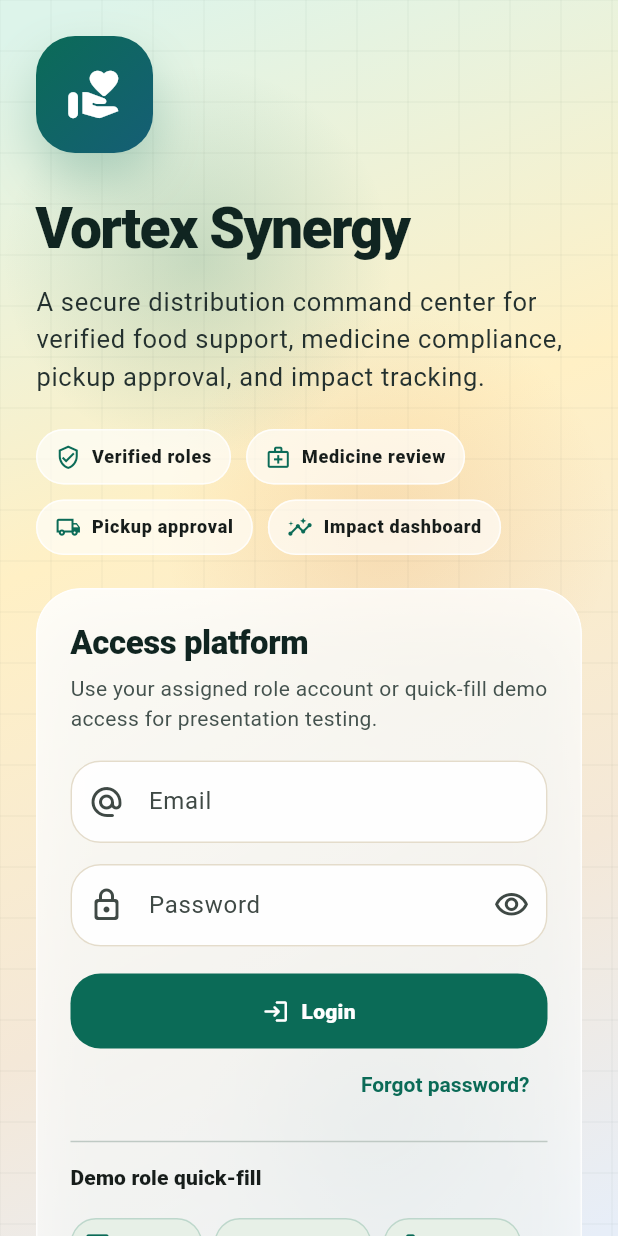
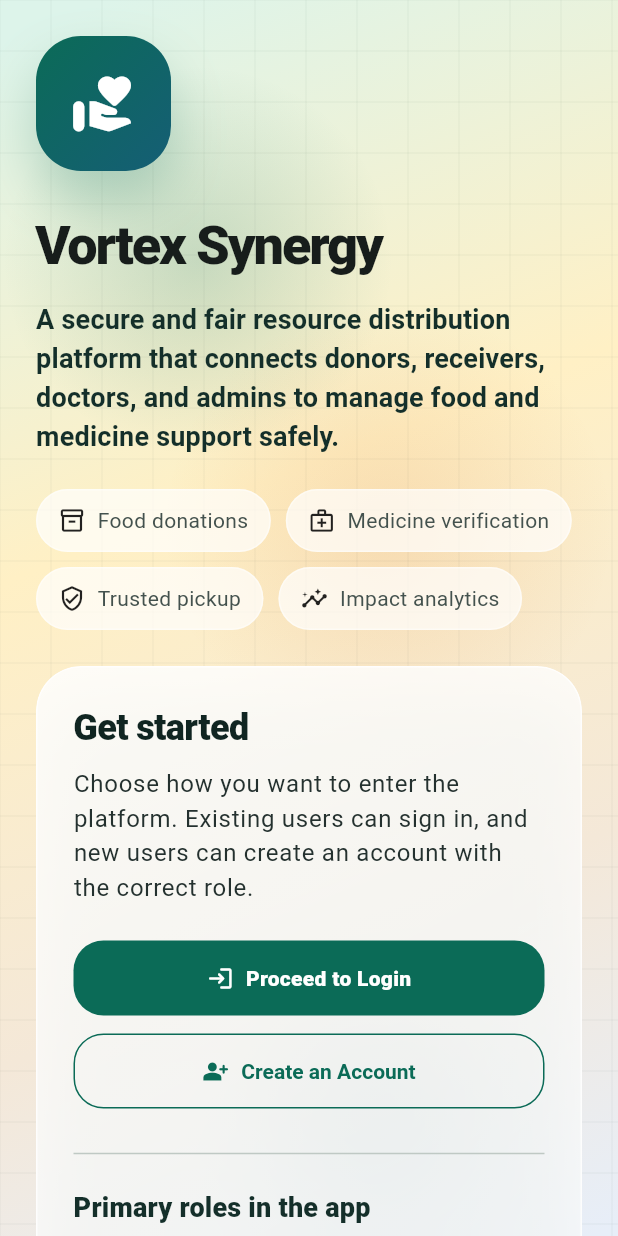
Before and after one commit to mohithgowda2829-gif/vortex-synergy, a Flutter app: the screen it shows after launch, on a phone screen of 412 x 824 dp. Run offline on Flutter 3.47's test engine with Material 3 defaults, Android fonts, the phone set to English and light mode, and no system bars; our stand-ins replace file_picker, share_plus, shared_preferences; missing offline and left inert: dart:html; accounts and stored records are empty; network calls fail.

Commit message:
Stabilize mobile login and landing flow

```diff
--- a/mobile/lib/api/api_client.dart
+++ b/mobile/lib/api/api_client.dart
@@ -8,38 +8,13 @@ import '../config/app_config.dart';
 
 class ApiClient {
   static const Duration _requestTimeout = Duration(seconds: 60);
-  static const Duration _warmupRequestTimeout = Duration(seconds: 12);
-  static const Duration _warmupWait = Duration(seconds: 90);
-  static const Duration _warmupPollInterval = Duration(seconds: 3);
-  static const Duration _serverReadyCache = Duration(minutes: 2);
-  static const Duration _keepAliveInterval = Duration(minutes: 8);
+  static const Duration _warmupRequestTimeout = Duration(seconds: 6);
+  static const Duration _warmupWait = Duration(seconds: 20);
+  static const Duration _warmupPollInterval = Duration(seconds: 2);
+  static const Duration _serverReadyCache = Duration(minutes: 1);
 
   DateTime? _serverReadyUntil;
   Future<void>? _warmupFuture;
-  Timer? _keepAliveTimer;
-
-  void startKeepAlive() {
-    if (_keepAliveTimer?.isActive ?? false) {
-      return;
-    }
-    unawaited(pingServer());
-    _keepAliveTimer = Timer.periodic(_keepAliveInterval, (_) {
-      unawaited(pingServer());
-    });
-  }
-
-  void stopKeepAlive() {
-    _keepAliveTimer?.cancel();
-    _keepAliveTimer = null;
-  }
-
-  Future<void> pingServer() async {
-    try {
-      await waitForServerReady(maxWait: const Duration(seconds: 45));
-    } catch (_) {
-      // Best-effort keepalive only.
-    }
-  }
 
   Future<void> waitForServerReady({
     Duration maxWait = _warmupWait,
--- /dev/null
+++ b/mobile/lib/screens/auth/landing_screen.dart
@@ -0,0 +1,267 @@
+import 'dart:async';
+
+import 'package:flutter/material.dart';
+import 'package:provider/provider.dart';
+
+import '../../providers/auth_provider.dart';
+import '../../widgets/animated_entry.dart';
+import '../../widgets/animated_gradient_background.dart';
+import '../../widgets/glass_panel.dart';
+import 'login_screen.dart';
+import 'signup_screen.dart';
+
+class LandingScreen extends StatefulWidget {
+  const LandingScreen({super.key});
+
+  @override
+  State<LandingScreen> createState() => _LandingScreenState();
+}
+
+class _LandingScreenState extends State<LandingScreen> {
+  @override
+  void initState() {
+    super.initState();
+    WidgetsBinding.instance.addPostFrameCallback((_) {
+      if (!mounted) return;
+      unawaited(context.read<AuthProvider>().prewarmServer());
+    });
+  }
+
+  @override
+  Widget build(BuildContext context) {
+    final ColorScheme colors = Theme.of(context).colorScheme;
+
+    return AnimatedGradientBackground(
+      child: Scaffold(
+        backgroundColor: Colors.transparent,
+        body: SafeArea(
+          child: Center(
+            child: ConstrainedBox(
+              constraints: const BoxConstraints(maxWidth: 1120),
+              child: SingleChildScrollView(
+                padding: const EdgeInsets.all(24),
+                child: LayoutBuilder(
+                  builder: (BuildContext context, BoxConstraints constraints) {
+                    final bool wide = constraints.maxWidth >= 860;
+                    final Widget hero = AnimatedEntry(
+                      child: Column(
+                        crossAxisAlignment: CrossAxisAlignment.start,
+                        children: <Widget>[
+                          Container(
+                            width: 90,
+                            height: 90,
+                            decoration: BoxDecoration(
+                              gradient: LinearGradient(
+                                begin: Alignment.topLeft,
+                                end: Alignment.bottomRight,
+                                colors: <Color>[colors.primary, colors.tertiary],
+                              ),
+                              borderRadius: BorderRadius.circular(30),
+                              boxShadow: <BoxShadow>[
+                                BoxShadow(
+                                  color: colors.primary.withValues(alpha: 0.24),
+                                  blurRadius: 30,
+                                  offset: const Offset(0, 18),
+                                ),
+                              ],
+                            ),
+                            child: const Icon(Icons.volunteer_activism_rounded, color: Colors.white, size: 44),
+                          ),
+                          const SizedBox(height: 28),
+                          Text(
+                            'Vortex Synergy',
+                            style: Theme.of(context).textTheme.displaySmall?.copyWith(
+                                  fontWeight: FontWeight.w900,
+                                  letterSpacing: -1.4,
+                                ),
+                          ),
+                          const SizedBox(height: 14),
+                          ConstrainedBox(
+                            constraints: const BoxConstraints(maxWidth: 600),
+                            child: Text(
+                              'A secure and fair resource distribution platform that connects donors, receivers, doctors, and admins to manage food and medicine support safely.',
+                              style: Theme.of(context).textTheme.titleMedium?.copyWith(height: 1.45),
+                            ),
+                          ),
+                          const SizedBox(height: 22),
+                          Wrap(
+                            spacing: 10,
+                            runSpacing: 10,
+                            children: const <Widget>[
+                              _LandingChip(icon: Icons.inventory_2_outlined, label: 'Food donations'),
+                              _LandingChip(icon: Icons.medical_services_outlined, label: 'Medicine verification'),
+                              _LandingChip(icon: Icons.verified_user_outlined, label: 'Trusted pickup'),
+                              _LandingChip(icon: Icons.insights_outlined, label: 'Impact analytics'),
+                            ],
+                          ),
+                        ],
+                      ),
+                    );
+
+                    final Widget actions = AnimatedEntry(
+                      delay: const Duration(milliseconds: 120),
+                      child: GlassPanel(
+                        padding: const EdgeInsets.all(24),
+                        child: Column(
+                          crossAxisAlignment: CrossAxisAlignment.stretch,
+                          children: <Widget>[
+                            Text('Get started', style: Theme.of(context).textTheme.headlineSmall),
+                            const SizedBox(height: 10),
+                            Text(
+                              'Choose how you want to enter the platform. Existing users can sign in, and new users can create an account with the correct role.',
+                              style: Theme.of(context).textTheme.bodyLarge,
+                            ),
+                            const SizedBox(height: 24),
+                            ElevatedButton.icon(
+                              onPressed: () {
+                                Navigator.of(context).push(
+                                  MaterialPageRoute<void>(builder: (_) => const LoginScreen()),
+                                );
+                              },
+                              icon: const Icon(Icons.login_rounded),
+                              label: const Text('Proceed to Login'),
+                            ),
+                            const SizedBox(height: 12),
+                            OutlinedButton.icon(
+                              onPressed: () {
+                                Navigator.of(context).push(
+                                  MaterialPageRoute<void>(builder: (_) => const SignupScreen()),
+                                );
+                              },
+                              icon: const Icon(Icons.person_add_alt_rounded),
+                              label: const Text('Create an Account'),
+                            ),
+                            const SizedBox(height: 22),
+                            const Divider(),
+                            const SizedBox(height: 14),
+                            Text(
+                              'Primary roles in the app',
+                              style: Theme.of(context).textTheme.titleMedium?.copyWith(fontWeight: FontWeight.w800),
+                            ),
+                            const SizedBox(height: 14),
+                            const _RoleTile(
+                              title: 'Donor',
+                              subtitle: 'Creates food and medicine listings and verifies handover at pickup.',
+                              icon: Icons.favorite_border_outlined,
+                            ),
+                            const SizedBox(height: 10),
+                            const _RoleTile(
+                              title: 'Receiver',
+                              subtitle: 'Browses resources, raises claims, and assigns pickup or delivery agents.',
+                              icon: Icons.diversity_3_outlined,
+                            ),
+                            const SizedBox(height: 10),
+                            const _RoleTile(
+                              title: 'Doctor / Pharmacist',
+                              subtitle: 'Approves or rejects medicine donations using compliance checks and notes.',
+                              icon: Icons.local_hospital_outlined,
+                            ),
+                            const SizedBox(height: 10),
+                            const _RoleTile(
+                              title: 'Admin',
+                              subtitle: 'Monitors users, resources, approvals, reports, and overall platform activity.',
+                              icon: Icons.admin_panel_settings_outlined,
+                            ),
+                          ],
+                        ),
+                      ),
+                    );
+
+                    if (!wide) {
+                      return Column(
+                        crossAxisAlignment: CrossAxisAlignment.stretch,
+                        children: <Widget>[
+                          hero,
+                          const SizedBox(height: 24),
+                          actions,
+                        ],
+                      );
+                    }
+
+                    return Row(
+                      crossAxisAlignment: CrossAxisAlignment.start,
+                      children: <Widget>[
+                        Expanded(child: hero),
+                        const SizedBox(width: 28),
+                        SizedBox(width: 420, child: actions),
+                      ],
+                    );
+                  },
+                ),
+              ),
+            ),
+          ),
+        ),
+      ),
+    );
+  }
+}
+
+class _LandingChip extends StatelessWidget {
+  const _LandingChip({
+    required this.icon,
+    required this.label,
+  });
+
+  final IconData icon;
+  final String label;
+
+  @override
+  Widget build(BuildContext context) {
+    return Container(
+      padding: const EdgeInsets.symmetric(horizontal: 14, vertical: 10),
+      decoration: BoxDecoration(
+        color: Colors.white.withValues(alpha: 0.7),
+        borderRadius: BorderRadius.circular(999),
+        border: Border.all(color: Colors.white.withValues(alpha: 0.45)),
+      ),
+      child: Row(
+        mainAxisSize: MainAxisSize.min,
+        children: <Widget>[
+          Icon(icon, size: 18),
+          const SizedBox(width: 8),
+          Text(label),
+        ],
+      ),
+    );
+  }
+}
+
+class _RoleTile extends StatelessWidget {
+  const _RoleTile({
+    required this.title,
+    required this.subtitle,
+    required this.icon,
+  });
+
+  final String title;
+  final String subtitle;
+  final IconData icon;
+
+  @override
+  Widget build(BuildContext context) {
+    return Row(
+      crossAxisAlignment: CrossAxisAlignment.start,
+      children: <Widget>[
+        Icon(icon, size: 20),
+        const SizedBox(width: 12),
+        Expanded(
+          child: Column(
+            crossAxisAlignment: CrossAxisAlignment.start,
+            children: <Widget>[
+              Text(
+                title,
+                style: Theme.of(context).textTheme.titleSmall?.copyWith(fontWeight: FontWeight.w800),
+              ),
+              const SizedBox(height: 4),
+              Text(
+                subtitle,
+                style: Theme.of(context).textTheme.bodyMedium,
+              ),
+            ],
+          ),
+        ),
+      ],
+    );
+  }
+}
--- a/mobile/lib/screens/auth/login_screen.dart
+++ b/mobile/lib/screens/auth/login_screen.dart
@@ -104,6 +104,8 @@ class _LoginScreenState extends State<LoginScreen> {
     final AuthProvider auth = context.read<AuthProvider>();
     try {
       await auth.login(_emailController.text.trim(), _passwordController.text);
+      if (!mounted) return;
+      Navigator.of(context).pop();
     } catch (error) {
       if (!mounted) return;
       AppFeedback.showError(context, error);
--- a/mobile/lib/screens/common/root_shell.dart
+++ b/mobile/lib/screens/common/root_shell.dart
@@ -3,7 +3,7 @@ import 'package:provider/provider.dart';
 
 import '../../providers/auth_provider.dart';
 import '../admin/admin_dashboard_screen.dart';
-import '../auth/login_screen.dart';
+import '../auth/landing_screen.dart';
 import '../auth/splash_screen.dart';
 import '../doctor/doctor_verification_screen.dart';
 import '../donor/donor_dashboard_screen.dart';
@@ -20,7 +20,7 @@ class RootShell extends StatelessWidget {
           return const SplashScreen();
         }
         if (!auth.isAuthenticated) {
-          return const LoginScreen();
+          return const LandingScreen();
         }
 
         switch (auth.user!.role) {
@@ -33,7 +33,7 @@ class RootShell extends StatelessWidget {
           case 'ADMIN':
             return const AdminDashboardScreen();
           default:
-            return const LoginScreen();
+            return const LandingScreen();
         }
       },
     );
```
Also changed, not shown: mobile/lib/api/auth_api.dart (+3 -18 lines), mobile/lib/config/app_config.dart (+2 -6 lines), mobile/lib/providers/auth_provider.dart (+8 -25 lines), 1 other file.
